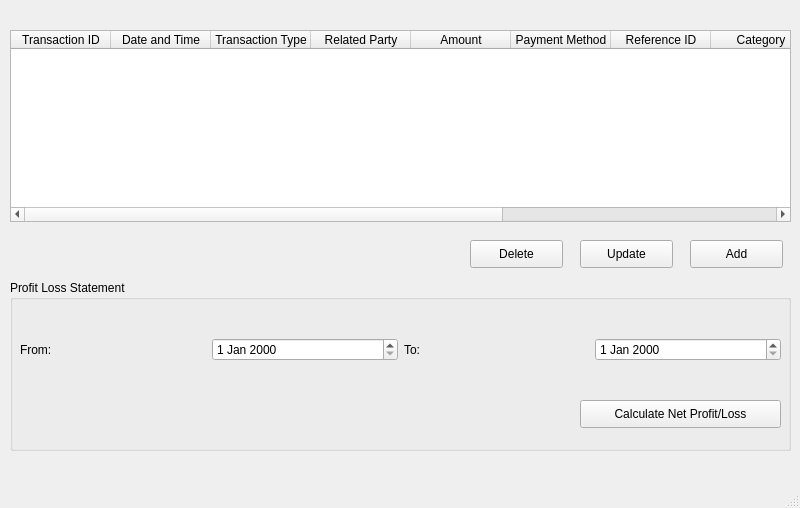
Qt form ui_files/TransactionView.ui (TahaZahid05/Restaurant-Managment-System) before a commit.
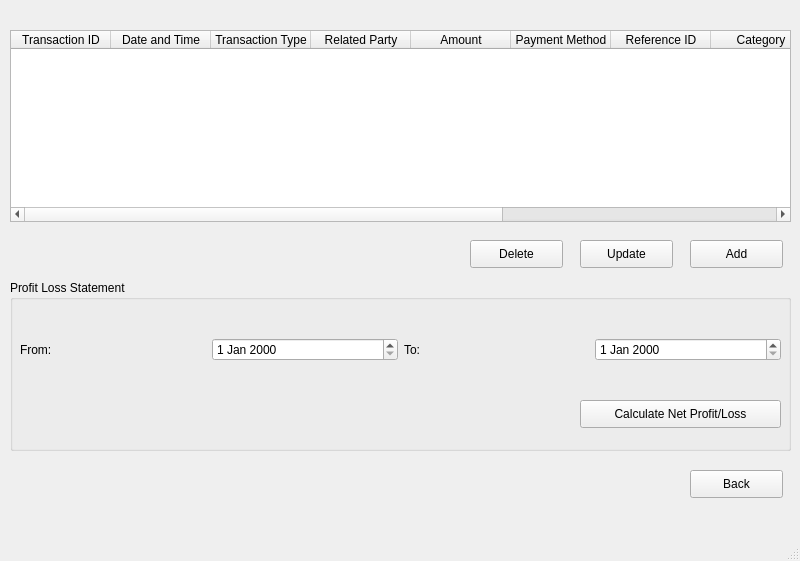
The same form after that commit.

```diff
--- a/ui_files/TransactionView.ui
+++ b/ui_files/TransactionView.ui
@@ -7,7 +7,7 @@
     <x>0</x>
     <y>0</y>
     <width>800</width>
-    <height>508</height>
+    <height>561</height>
    </rect>
   </property>
   <property name="windowTitle">
@@ -176,6 +176,19 @@
      </property>
     </widget>
    </widget>
+   <widget class="QPushButton" name="backButton">
+    <property name="geometry">
+     <rect>
+      <x>690</x>
+      <y>470</y>
+      <width>93</width>
+      <height>28</height>
+     </rect>
+    </property>
+    <property name="text">
+     <string>Back</string>
+    </property>
+   </widget>
   </widget>
   <widget class="QMenuBar" name="menubar">
    <property name="geometry">
```
Left out of the diff: 8 changed lines with no effect on the pictures.
